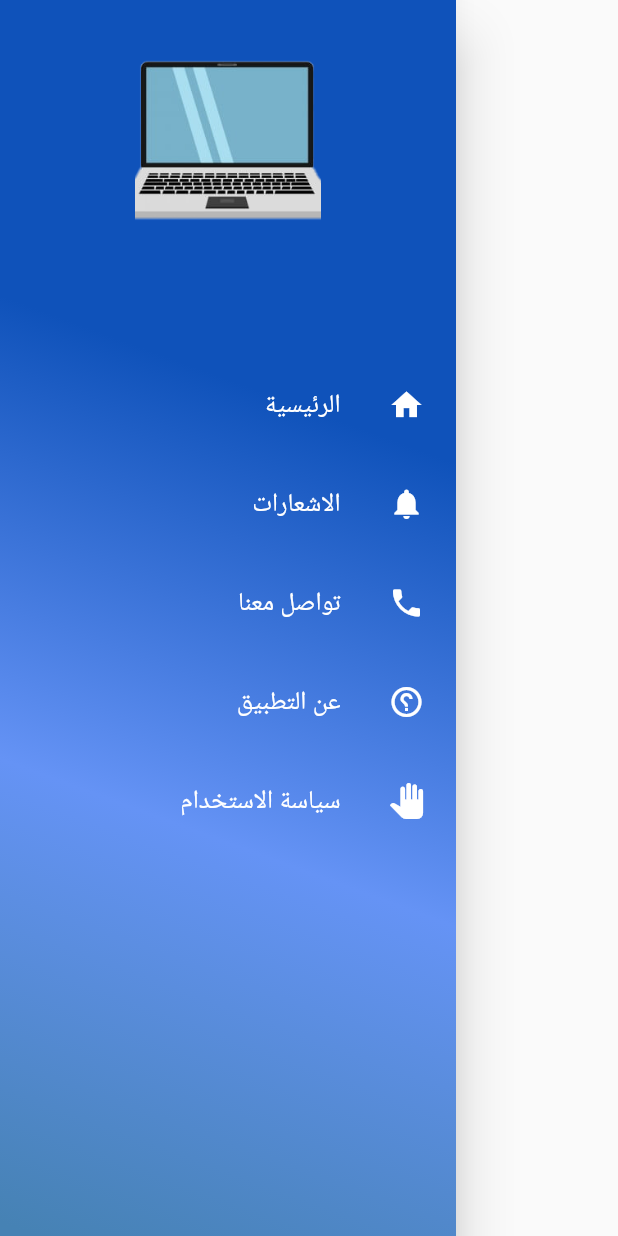
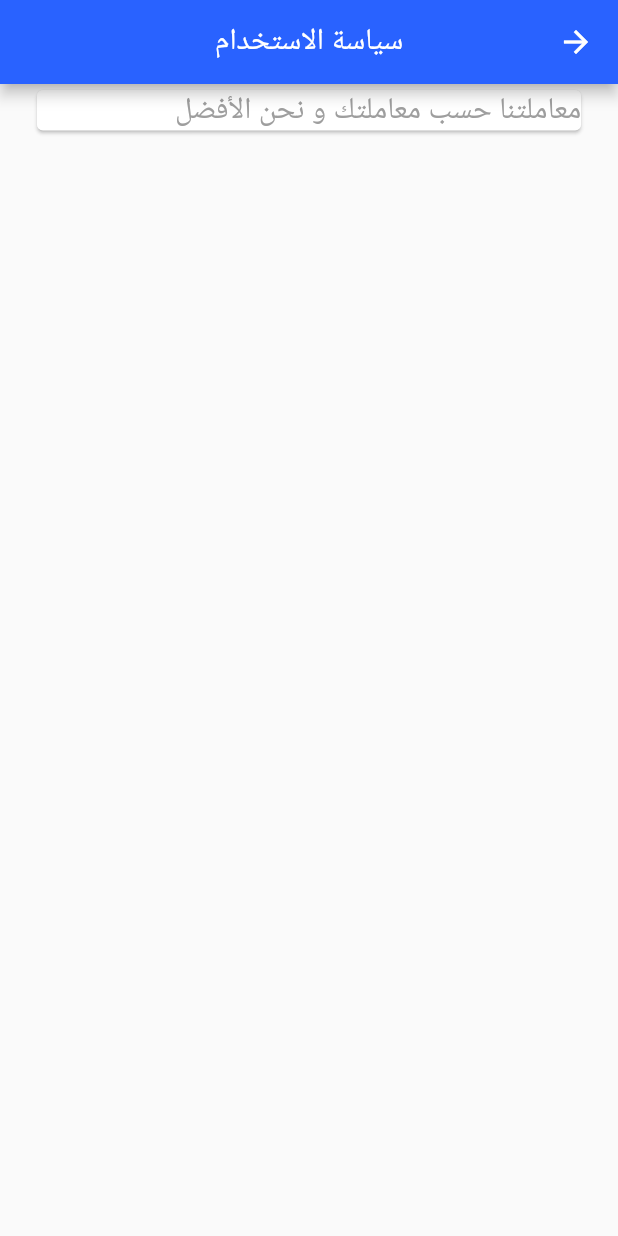
Before and after one commit to fareswadi/programmer_app, a Flutter app: the DrawerPage widget shown alone on an empty page, opened directly, after a tap on "سياسة الاستخدام", on a phone screen of 412 x 824 dp. Run offline on Flutter 3.47's test engine with Material 2 defaults, Android fonts, the light colour scheme and no system bars; our stand-ins replace google_fonts, splashscreen; missing offline and left inert: page_view_indicator.

Commit message:
using page

```diff
--- a/lib/main.dart
+++ b/lib/main.dart
@@ -6,6 +6,7 @@ import 'package:programmer_app/information.dart';
 import 'package:programmer_app/notification.dart';
 import 'file:///G:/flutter_project/programmer_app/lib/mainpage/mainpage.dart';
 import 'package:programmer_app/pageview.dart';
+import 'package:programmer_app/using.dart';
 import 'package:programmer_app/welcomepage.dart';
 
 
@@ -20,7 +21,7 @@ class MyApp extends StatelessWidget {
     return MaterialApp(
       title: 'مبرمجين',
 
-      home:Notificationpage(),
+      home:WelcomePage(),
       routes: <String,WidgetBuilder>{
         '/MainPage':(BuildContext context)=>new MainPage(),
         '/CallUs':(BuildContext context)=>new CallUs()
--- /dev/null
+++ b/lib/using.dart
@@ -0,0 +1,27 @@
+import 'package:flutter/material.dart';
+class Using extends StatefulWidget {
+  @override
+  _UsingState createState() => _UsingState();
+}
+
+class _UsingState extends State<Using> {
+  @override
+  Widget build(BuildContext context) {
+    return Scaffold(
+      appBar: AppBar(
+        title: Text('سياسة الاستخدام'),
+        centerTitle: true,
+        backgroundColor: Colors.blueAccent.shade700,
+      ),
+      body: Column(
+        crossAxisAlignment: CrossAxisAlignment.start,
+        children: [
+          Center(
+            child: Container(width: MediaQuery.of(context).size.width*0.9,
+                child: Card(child: Text('معاملتنا حسب معاملتك و نحن الأفضل',style: TextStyle(fontSize: 20,color: Colors.grey),))),
+          )
+        ],
+      ),
+    );
+  }
+}
```
Also changed, not shown: lib/mainpage/drawerapp.dart (+30 -5 lines).
